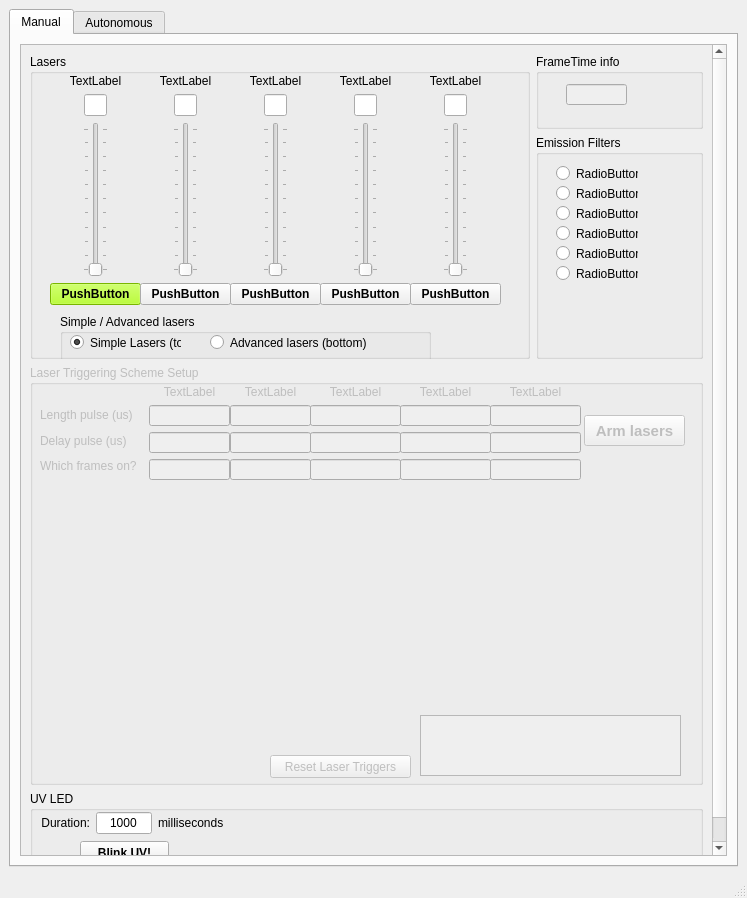
kjamartens/Gladoscopy, file GUI/GUI.ui: the form before one commit.
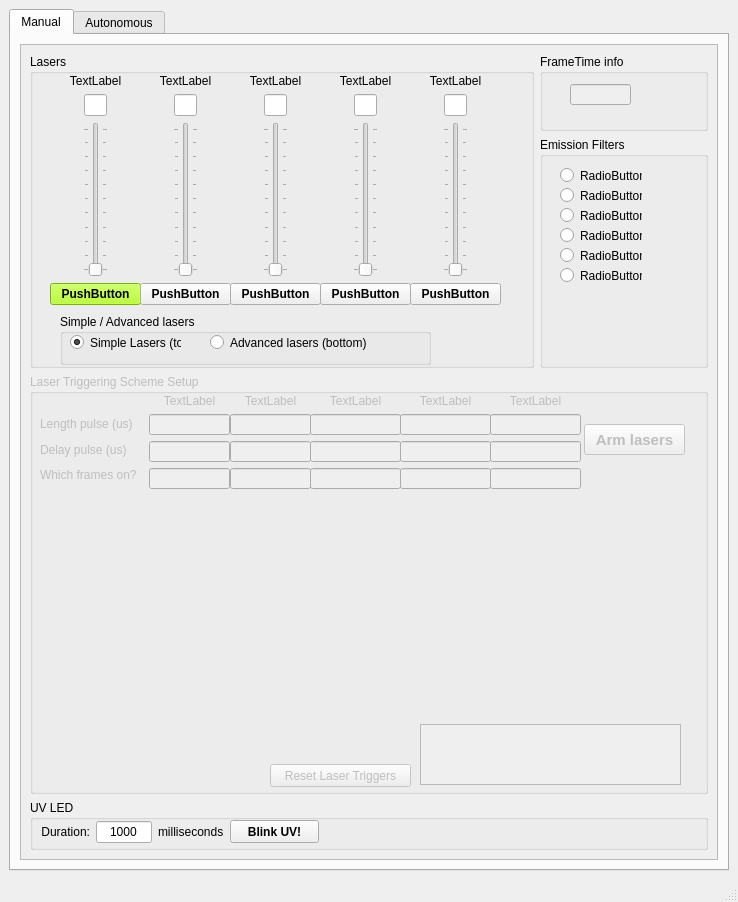
The form after the commit. Icons and pictures are not drawn. Custom widgets are drawn as their Qt base class.

What changed in the file:
```diff
--- a/GUI/GUI.ui
+++ b/GUI/GUI.ui
@@ -6,14 +6,14 @@
    <rect>
     <x>0</x>
     <y>0</y>
-    <width>747</width>
-    <height>898</height>
+    <width>738</width>
+    <height>902</height>
    </rect>
   </property>
   <property name="minimumSize">
    <size>
-    <width>747</width>
-    <height>561</height>
+    <width>667</width>
+    <height>352</height>
    </size>
   </property>
   <property name="windowTitle">
@@ -23,9 +23,18 @@
    <layout class="QVBoxLayout" name="verticalLayout_5">
     <item>
      <widget class="QTabWidget" name="tabWidget">
+      <property name="tabPosition">
+       <enum>QTabWidget::North</enum>
+      </property>
+      <property name="tabShape">
+       <enum>QTabWidget::Rounded</enum>
+      </property>
       <property name="currentIndex">
        <number>0</number>
       </property>
+      <property name="usesScrollButtons">
+       <bool>true</bool>
+      </property>
       <widget class="QWidget" name="tab_manual">
        <attribute name="title">
         <string>Manual</string>
@@ -33,6 +42,9 @@
        <layout class="QVBoxLayout" name="verticalLayout">
         <item>
          <widget class="QScrollArea" name="scrollArea">
+          <property name="frameShadow">
+           <enum>QFrame::Plain</enum>
+          </property>
           <property name="widgetResizable">
            <bool>true</bool>
           </property>
@@ -41,8 +53,8 @@
             <rect>
              <x>0</x>
              <y>0</y>
-             <width>686</width>
-             <height>839</height>
+             <width>694</width>
+             <height>818</height>
             </rect>
            </property>
            <layout class="QVBoxLayout" name="verticalLayout_3">
@@ -54,7 +66,7 @@
                  <widget class="QGroupBox" name="LaserBox_2">
                   <property name="minimumSize">
                    <size>
-                    <width>0</width>
+                    <width>477</width>
                     <height>305</height>
                    </size>
                   </property>
@@ -1546,7 +1558,7 @@
                 <property name="minimumSize">
                  <size>
                   <width>0</width>
-                  <height>80</height>
+                  <height>50</height>
                  </size>
                 </property>
                 <property name="title">
@@ -1555,8 +1567,8 @@
                 <widget class="QPushButton" name="PushUVLED_5">
                  <property name="geometry">
                   <rect>
-                   <x>50</x>
-                   <y>50</y>
+                   <x>200</x>
+                   <y>20</y>
                    <width>89</width>
                    <height>23</height>
                   </rect>
```
Left out of the diff: 145 changed lines with no effect on the pictures.
